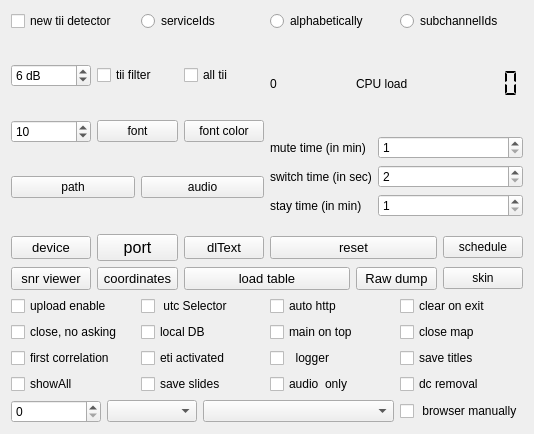
JvanKatwijk/qt-dab, file sources/main/forms-v7/config-helper.ui: the form before one commit.
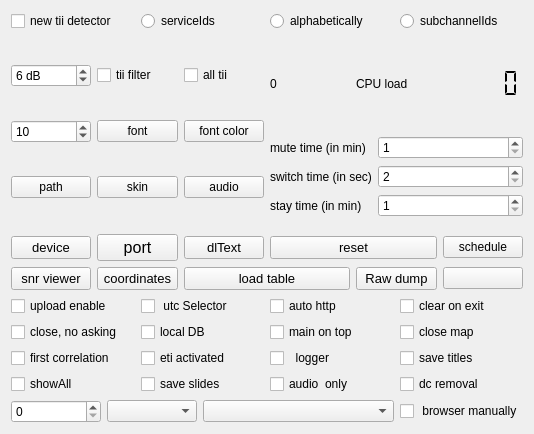
The form after the commit. Custom widgets are drawn as their Qt base class.

Diff of the .ui file:
```diff
--- a/sources/main/forms-v7/config-helper.ui
+++ b/sources/main/forms-v7/config-helper.ui
@@ -157,6 +157,16 @@
            </property>
           </widget>
          </item>
+         <item>
+          <widget class="smallPushButton" name="skinButton">
+           <property name="toolTip">
+            <string>&lt;html&gt;&lt;head/&gt;&lt;body&gt;&lt;p&gt;Select one of a few &amp;quot;skin&amp;quot;s for the widgets in the program. Will be effective the next program invocation.&lt;/p&gt;&lt;/body&gt;&lt;/html&gt;</string>
+           </property>
+           <property name="text">
+            <string>skin</string>
+           </property>
+          </widget>
+         </item>
          <item>
           <widget class="smallPushButton" name="audioSelectButton">
            <property name="toolTip">
@@ -447,12 +457,9 @@
       </widget>
      </item>
      <item row="1" column="5">
-      <widget class="smallPushButton" name="skinButton">
-       <property name="toolTip">
-        <string>&lt;html&gt;&lt;head/&gt;&lt;body&gt;&lt;p&gt;Select one of a few &amp;quot;skin&amp;quot;s for the widgets in the program. Will be effective the next program invocation.&lt;/p&gt;&lt;/body&gt;&lt;/html&gt;</string>
-       </property>
+      <widget class="smallPushButton" name="nogniets">
        <property name="text">
-        <string>skin</string>
+        <string/>
        </property>
       </widget>
      </item>
```
